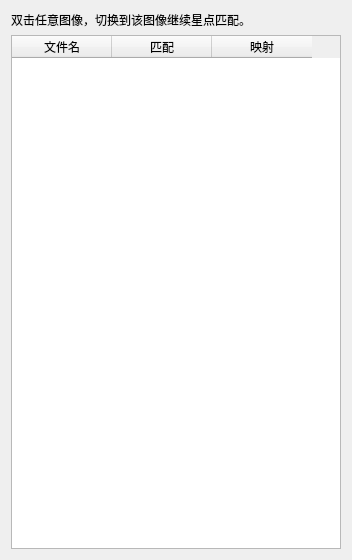
Old version of the form meteoalign/ui/image_group_assistant_dialog.ui in the repository HG731GZ/HGMeteoTool.
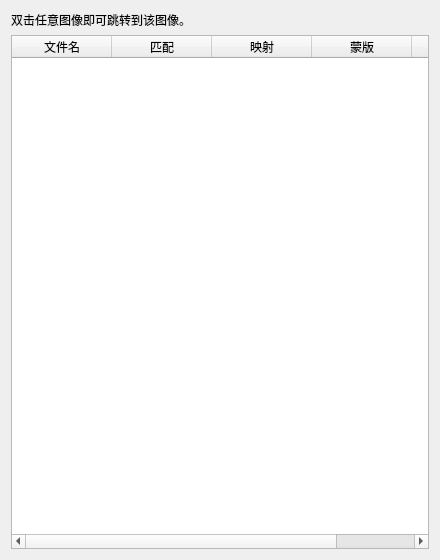
New version of the form.

Commit message: 图像组和参考图像添加预览功能

```diff
--- a/meteoalign/ui/image_group_assistant_dialog.ui
+++ b/meteoalign/ui/image_group_assistant_dialog.ui
@@ -6,7 +6,7 @@
    <rect>
     <x>0</x>
     <y>0</y>
-    <width>352</width>
+    <width>440</width>
     <height>560</height>
    </rect>
   </property>
@@ -18,7 +18,7 @@
   </property>
   <property name="maximumSize">
    <size>
-    <width>390</width>
+    <width>480</width>
     <height>16777215</height>
    </size>
   </property>
@@ -29,7 +29,7 @@
    <item>
     <widget class="QLabel" name="labelImageGroupHint">
      <property name="text">
-      <string>双击任意图像，切换到该图像继续星点匹配。</string>
+      <string>双击任意图像即可跳转到该图像。</string>
      </property>
      <property name="wordWrap">
       <bool>true</bool>
@@ -57,7 +57,7 @@
       <number>0</number>
      </property>
      <property name="columnCount">
-      <number>3</number>
+      <number>5</number>
      </property>
      <attribute name="horizontalHeaderStretchLastSection">
       <bool>false</bool>
@@ -80,6 +80,16 @@
        <string>映射</string>
       </property>
      </column>
+     <column>
+      <property name="text">
+       <string>蒙版</string>
+      </property>
+     </column>
+     <column>
+      <property name="text">
+       <string>预览</string>
+      </property>
+     </column>
     </widget>
    </item>
   </layout>
```
The commit also changes 33 other files.
